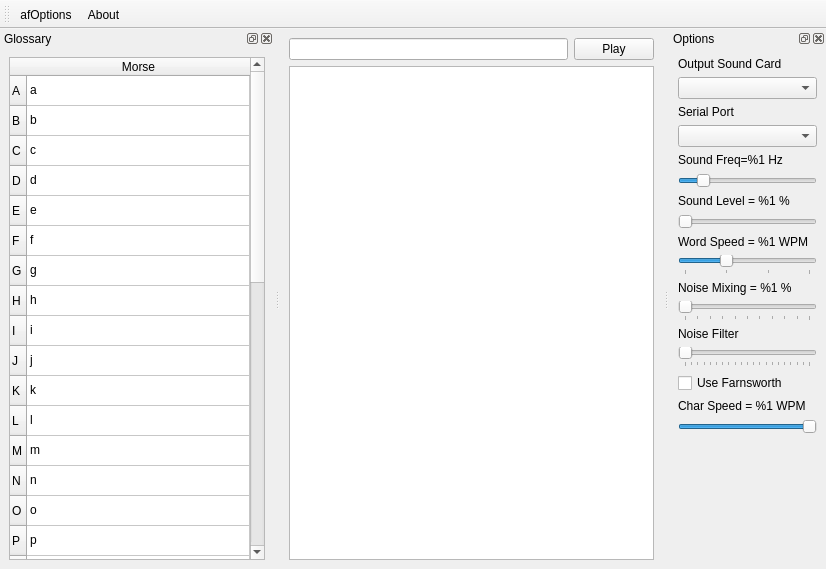
This is gui/mainwindow.ui in Artemia76/EasyMorse as Qt 5 draws it before an edit. The edited form follows.
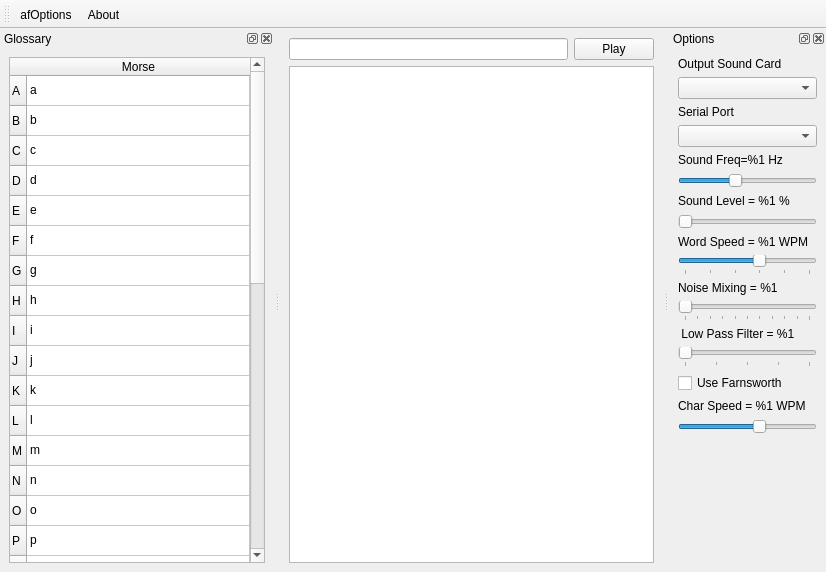
This is the edited form. Icons and pictures are not drawn.

Patch:
```diff
--- a/gui/mainwindow.ui
+++ b/gui/mainwindow.ui
@@ -7,7 +7,7 @@
     <x>0</x>
     <y>0</y>
     <width>826</width>
-    <height>569</height>
+    <height>572</height>
    </rect>
   </property>
   <property name="sizePolicy">
@@ -512,7 +512,7 @@
    <property name="minimumSize">
     <size>
      <width>157</width>
-     <height>442</height>
+     <height>450</height>
     </size>
    </property>
    <property name="windowTitle">
@@ -562,13 +562,13 @@
         <number>200</number>
        </property>
        <property name="maximum">
-        <number>3000</number>
+        <number>1200</number>
        </property>
        <property name="singleStep">
         <number>100</number>
        </property>
        <property name="pageStep">
-        <number>500</number>
+        <number>200</number>
        </property>
        <property name="value">
         <number>600</number>
@@ -632,7 +632,7 @@
         <number>5</number>
        </property>
        <property name="maximum">
-        <number>20</number>
+        <number>30</number>
        </property>
        <property name="singleStep">
         <number>1</number>
@@ -641,10 +641,10 @@
         <number>5</number>
        </property>
        <property name="value">
-        <number>10</number>
+        <number>20</number>
        </property>
        <property name="sliderPosition">
-        <number>10</number>
+        <number>20</number>
        </property>
        <property name="orientation">
         <enum>Qt::Horizontal</enum>
@@ -660,7 +660,7 @@
      <item>
       <widget class="QLabel" name="m_labelNoiseMixing">
        <property name="text">
-        <string>Noise Mixing = %1 %</string>
+        <string>Noise Mixing = %1</string>
        </property>
       </widget>
      </item>
@@ -686,20 +686,20 @@
      <item>
       <widget class="QLabel" name="label_6">
        <property name="text">
-        <string>Noise Filter</string>
+        <string> Low Pass Filter = %1</string>
        </property>
       </widget>
      </item>
      <item>
       <widget class="QSlider" name="m_NoiseFilterSlider">
        <property name="maximum">
-        <number>500</number>
+        <number>100</number>
        </property>
        <property name="singleStep">
         <number>25</number>
        </property>
        <property name="pageStep">
-        <number>25</number>
+        <number>10</number>
        </property>
        <property name="value">
         <number>0</number>
@@ -738,13 +738,13 @@
         <number>5</number>
        </property>
        <property name="maximum">
-        <number>18</number>
+        <number>30</number>
        </property>
        <property name="pageStep">
         <number>5</number>
        </property>
        <property name="value">
-        <number>18</number>
+        <number>20</number>
        </property>
        <property name="orientation">
         <enum>Qt::Horizontal</enum>
```
Left out of the diff: 2 changed lines with no effect on the pictures.
